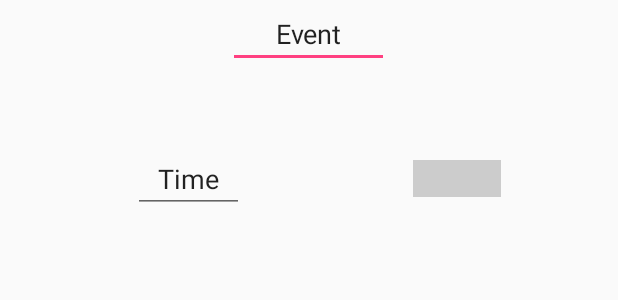
After one commit to Flop3434/myChildApp, an Android app: the layout event_display.xml on its own in the app's theme, with its tools: preview values and no code run, on a phone screen of 412 x 824 dp. The commit adds this screen. Shown: the top 300 px of the screen. Run offline under Robolectric (Android 15) with nearby library versions, the phone set to English and light mode, and no system bars.

Commit message:
Added some assets and messed around with the layouts

```diff
--- a/app/src/main/res/layout/activity_activity_day_view.xml
+++ b/app/src/main/res/layout/activity_activity_day_view.xml
@@ -23,9 +23,10 @@
             <ImageButton
                 android:layout_width="wrap_content"
                 android:layout_height="wrap_content"
-                android:id="@+id/imageButton"
+                android:id="@+id/closetButton"
                 android:layout_weight="0.08"
-                android:src="@mipmap/closet_icon" />
+                android:src="@mipmap/closet_icon"
+                android:nestedScrollingEnabled="false" />
 
             <Space
                 android:layout_width="wrap_content"
--- /dev/null
+++ b/app/src/main/res/layout/event_display.xml
@@ -0,0 +1,58 @@
+<?xml version="1.0" encoding="utf-8"?>
+<LinearLayout xmlns:android="http://schemas.android.com/apk/res/android"
+    android:orientation="vertical" android:layout_width="match_parent"
+    android:layout_height="match_parent"
+    android:weightSum="1">
+
+    <EditText
+        android:layout_width="107dp"
+        android:layout_height="wrap_content"
+        android:id="@+id/editText"
+        android:textAlignment="center"
+        android:text="Event"
+        android:layout_gravity="center_horizontal" />
+
+    <Space
+        android:layout_width="match_parent"
+        android:layout_height="wrap_content"
+        android:layout_weight="0.07" />
+
+    <LinearLayout
+        android:orientation="horizontal"
+        android:layout_width="match_parent"
+        android:layout_height="wrap_content"
+        android:layout_gravity="center_horizontal">
+
+        <Space
+            android:layout_width="wrap_content"
+            android:layout_height="match_parent"
+            android:layout_weight="3.46" />
+
+        <EditText
+            android:layout_width="wrap_content"
+            android:layout_height="wrap_content"
+            android:id="@+id/editText2"
+            android:layout_weight="1"
+            android:text="Time"
+            android:textAlignment="center"
+            android:autoText="true" />
+
+        <Space
+            android:layout_width="wrap_content"
+            android:layout_height="match_parent"
+            android:layout_weight="4.38" />
+
+        <EditText
+            android:layout_width="wrap_content"
+            android:layout_height="wrap_content"
+            android:id="@+id/editText3"
+            android:layout_weight="2.28"
+            android:background="#cccccc" />
+
+        <Space
+            android:layout_width="wrap_content"
+            android:layout_height="match_parent"
+            android:layout_weight="3.01" />
+    </LinearLayout>
+
+</LinearLayout>
```
Also changed, not shown: app/src/main/java/com/example/nutel/mychildapp/closet_display.java (added, +16 -0 lines), app/src/main/java/com/example/nutel/mychildapp/event_display.java (added, +16 -0 lines), app/src/main/res/layout/closet_display.xml (added, +53 -0 lines).
